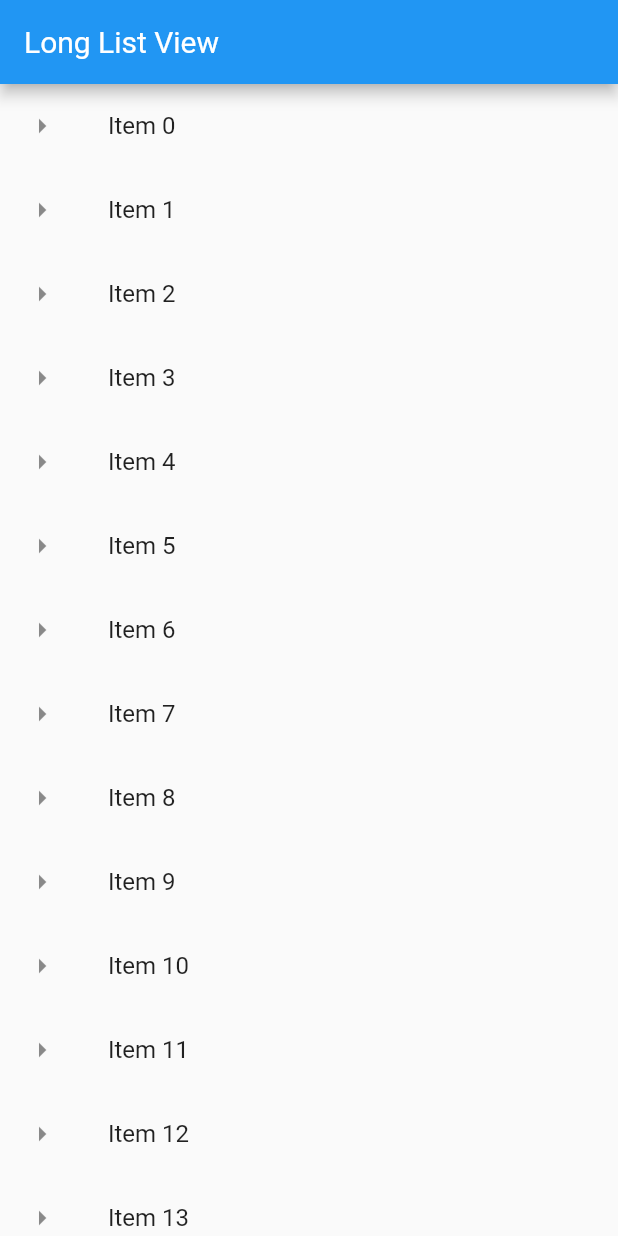
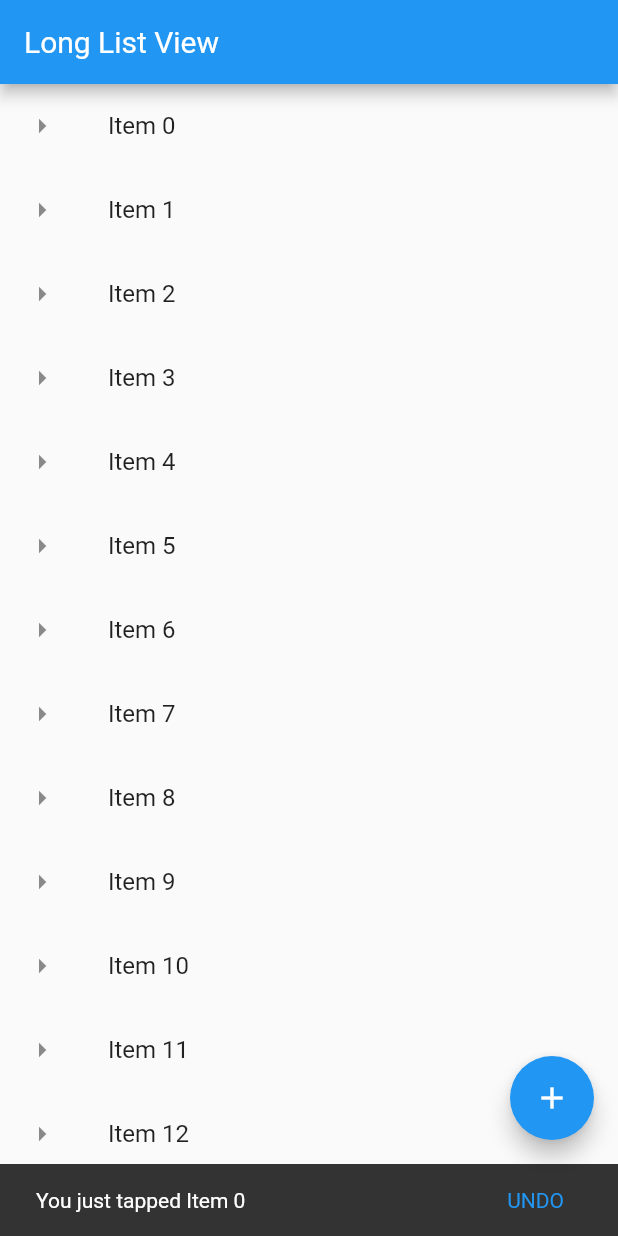
Before and after one commit to hari9-9/android_flutter, a Flutter app: the screen it shows after launch, after a tap on an icon or button, on a phone screen of 412 x 824 dp. Run offline on Flutter 3.47's test engine with Material 2 defaults, Android fonts, the phone set to English and light mode, and no system bars.

Commit message:
floating action button and snackbar

```diff
--- a/lib/main.dart
+++ b/lib/main.dart
@@ -1,37 +1,53 @@
 import 'package:flutter/material.dart';
 import './app_screens/home.dart';
-void main()
-{
+
+void main() {
   runApp(MaterialApp(
-      title:"Exploring UI widgets",
-      home:Scaffold(
-        appBar: AppBar(title: Text("Long List View"),),
-        body:getListView()
+    title: "Exploring UI widgets",
+    home: Scaffold(
+      appBar: AppBar(
+        title: Text("Long List View"),
       ),
-
-    )
-  );
+      body: getListView(),
+      floatingActionButton: FloatingActionButton(
+        onPressed: () {
+          debugPrint("FAB clicked");
+        },
+        child: Icon(Icons.add),
+        tooltip: "Add one more Item",
+      ),
+    ),
+  ));
 }
 
-List<String> getListElements(){
-  var items=List<String>.generate(1000, (counter)=>"Item $counter");
+void showSnackBar(BuildContext context, String item) {
+  var snackBar = SnackBar(
+    content: Text("You just tapped $item"),
+    action: SnackBarAction(
+        label: "UNDO",
+        onPressed: () {
+          debugPrint("Dummy undo operation");
+        }),
+  );
+  Scaffold.of(context).showSnackBar(snackBar);
+}
+
+List<String> getListElements() {
+  var items = List<String>.generate(1000, (counter) => "Item $counter");
   return items;
 }
 
-Widget getListView()
-{
+Widget getListView() {
   var listItems = getListElements();
-  var listView = ListView.builder(
-    itemBuilder: (context,index){
-      return ListTile(
-        leading:Icon(Icons.arrow_right) ,
-
-        title:Text(listItems[index]) ,
-        onTap: (){
-          debugPrint("${listItems[index]} was tapped");
-        },
-      );
-    }
+  var listView = ListView.builder(itemBuilder: (context, index) {
+    return ListTile(
+      leading: Icon(Icons.arrow_right),
+      title: Text(listItems[index]),
+      onTap: () {
+        //debugPrint("${listItems[index]} was tapped");
+        showSnackBar(context, listItems[index]);
+      },
     );
+  });
   return listView;
 }
```
